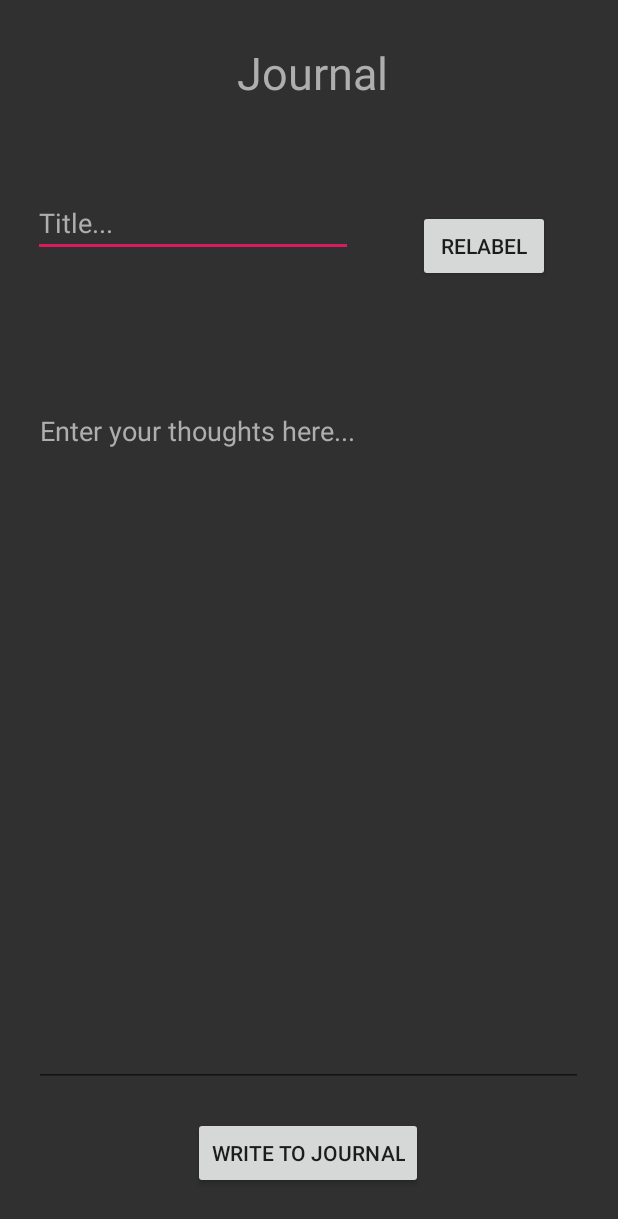
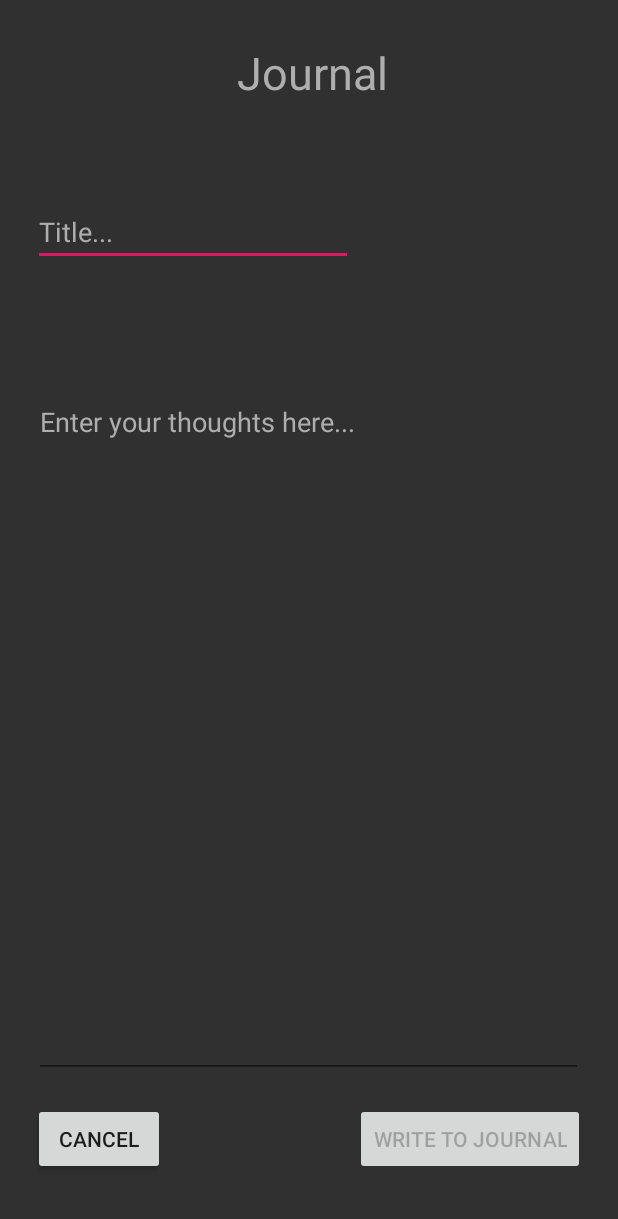
Before and after one commit to nbattel/LateSleeper_AndroidApplication, an Android app: the JournalActivity screen opened directly, with no data from a screen before it, on a phone screen of 412 x 824 dp. Shown: the top 1219 px of the screen. Run offline under Robolectric (Android 15) with nearby library versions, the phone set to English and light mode, and no system bars.

Commit message:
Made Changes to Journal Screen

```diff
--- a/main_app/LateSleeper/app/src/main/res/layout/activity_journal.xml
+++ b/main_app/LateSleeper/app/src/main/res/layout/activity_journal.xml
@@ -33,9 +33,9 @@
         android:layout_marginBottom="37dp"
         android:ems="10"
         android:hint="Title..."
-        android:textColorHint="@color/colorSecondaryDark"
         android:inputType="textPersonName"
         android:textColor="@color/colorSecondaryDark"
+        android:textColorHint="@color/colorSecondaryDark"
         app:layout_constraintBottom_toTopOf="@+id/bodyEditText"
         app:layout_constraintEnd_toEndOf="parent"
         app:layout_constraintHorizontal_bias="0.0"
@@ -47,15 +47,15 @@
         android:layout_width="366dp"
         android:layout_height="460dp"
         android:layout_marginStart="22dp"
-        android:layout_marginTop="37dp"
+        android:layout_marginTop="20dp"
         android:layout_marginEnd="23dp"
         android:layout_marginBottom="81dp"
         android:ems="10"
         android:gravity="start|top"
         android:hint="Enter your thoughts here..."
-        android:textColorHint="@color/colorSecondaryDark"
         android:inputType="textMultiLine"
         android:textColor="@color/colorSecondaryDark"
+        android:textColorHint="@color/colorSecondaryDark"
         app:layout_constraintBottom_toBottomOf="parent"
         app:layout_constraintEnd_toEndOf="parent"
         app:layout_constraintStart_toStartOf="parent"
@@ -65,30 +65,27 @@
         android:id="@+id/writeToJournalButton"
         android:layout_width="wrap_content"
         android:layout_height="wrap_content"
-        android:layout_marginStart="128dp"
-        android:layout_marginTop="5dp"
-        android:layout_marginEnd="129dp"
-        android:layout_marginBottom="16dp"
+        android:layout_marginTop="2dp"
+        android:layout_marginEnd="22dp"
+        android:layout_marginBottom="26dp"
+        android:enabled="false"
         android:onClick="writeToJournal"
         android:text="Write to Journal"
         app:layout_constraintBottom_toBottomOf="parent"
         app:layout_constraintEnd_toEndOf="parent"
+        app:layout_constraintTop_toBottomOf="@+id/bodyEditText" />
+
+    <Button
+        android:id="@+id/cancelWriteToJournalButton"
+        android:layout_width="wrap_content"
+        android:layout_height="wrap_content"
+        android:layout_marginStart="22dp"
+        android:layout_marginTop="2dp"
+        android:layout_marginBottom="26dp"
+        android:onClick="cancelJournal"
+        android:text="Cancel"
+        app:layout_constraintBottom_toBottomOf="parent"
         app:layout_constraintStart_toStartOf="parent"
         app:layout_constraintTop_toBottomOf="@+id/bodyEditText" />
 
-    <Button
-        android:id="@+id/button2"
-        android:layout_width="wrap_content"
-        android:layout_height="wrap_content"
-        android:layout_marginStart="43dp"
-        android:layout_marginTop="109dp"
-        android:layout_marginEnd="45dp"
-        android:layout_marginBottom="45dp"
-        android:onClick="toRelabel"
-        android:text="Relabel"
-        app:layout_constraintBottom_toTopOf="@+id/bodyEditText"
-        app:layout_constraintEnd_toEndOf="parent"
-        app:layout_constraintStart_toEndOf="@+id/titleEditText"
-        app:layout_constraintTop_toTopOf="parent" />
-
 </androidx.constraintlayout.widget.ConstraintLayout>
```
Also changed, not shown: main_app/LateSleeper/app/src/main/java/com/twelve/latesleeper/activity/JournalActivity.java (+76 -9 lines).
